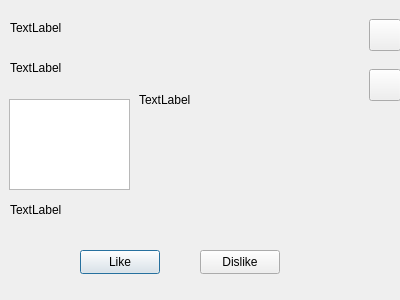
First picture: the form in forms/third.ui, repository YupiSoftwarePunk/Flirt-Finder, before the edit.
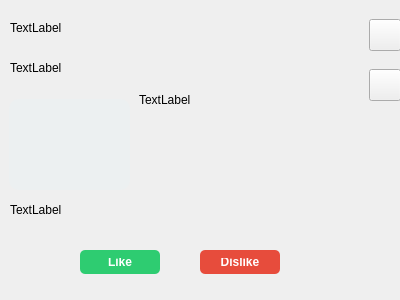
Second picture: the form after the edit. Icons and pictures are not drawn.

Patch:
```diff
--- a/forms/third.ui
+++ b/forms/third.ui
@@ -16,6 +16,45 @@
   <property name="windowTitle">
    <string>Dialog</string>
   </property>
+  <property name="styleSheet">
+   <string notr="true">background-color: #ffffff;
+
+QLabel {
+    color: #2c3e50;
+    font-size: 14px;
+}
+
+#likeButton {
+    background-color: #2ecc71;
+    color: #ffffff;
+    border: none;
+    border-radius: 5px;
+    padding: 8px 16px;
+    font-weight: bold;
+}
+
+#dislikeButton {
+    background-color: #e74c3c;
+    color: #ffffff;
+    border: none;
+    border-radius: 5px;
+    padding: 8px 16px;
+    font-weight: bold;
+}
+
+QPushButton[icon] {
+    min-width: 32px;
+    min-height: 32px;
+    background: transparent;
+    border: none;
+}
+
+QTextEdit {
+    background: #ecf0f1;
+    border-radius: 10px;
+    padding: 5px;
+}</string>
+  </property>
   <widget class="QLabel" name="profileAge">
    <property name="geometry">
     <rect>
```
